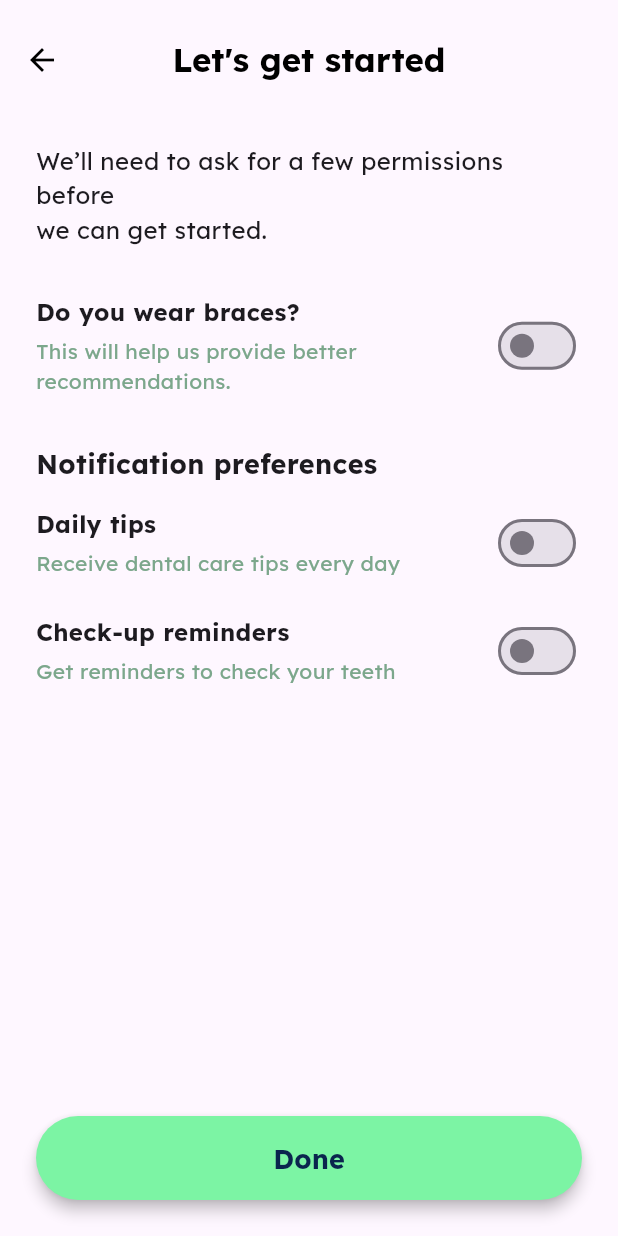
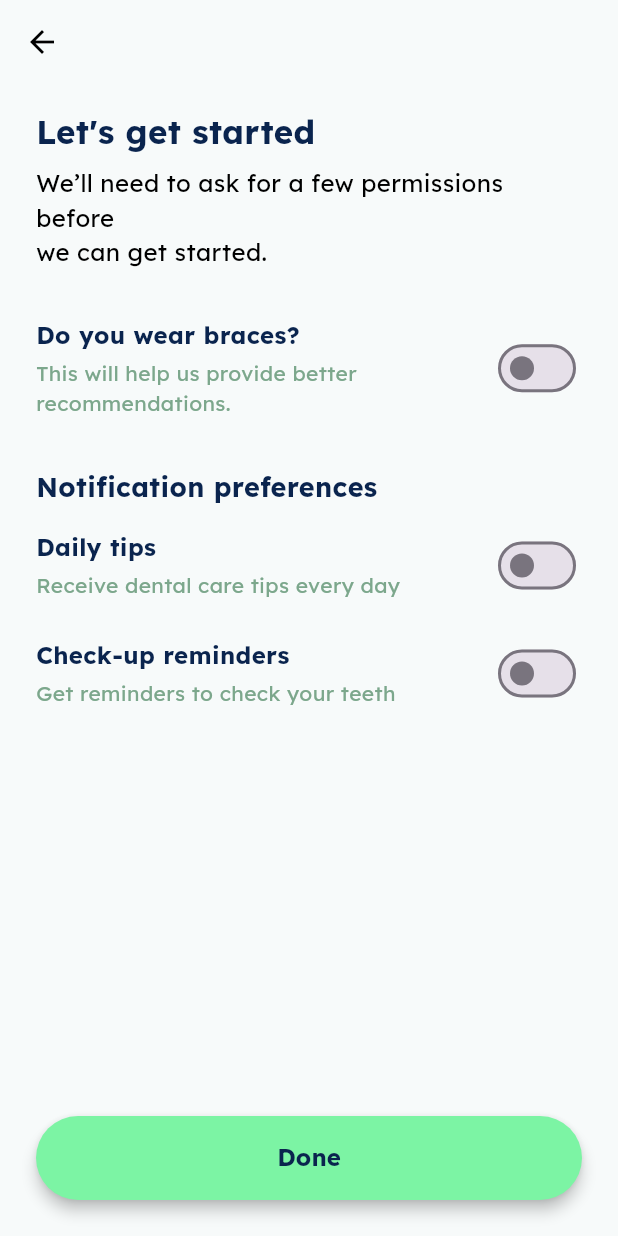
Before and after one commit to Elhameed/SmileSage, a Flutter app: the PermissionsScreen screen opened by its route, on a phone screen of 412 x 824 dp. Run offline on Flutter 3.47's test engine with Material 3 defaults, Android fonts, the phone set to English and light mode, and no system bars; our stand-ins replace google_fonts.

Commit message:
updated permissions screen

```diff
--- a/smilesage/lib/main.dart
+++ b/smilesage/lib/main.dart
@@ -19,7 +19,7 @@ class DentalApp extends StatelessWidget {
 
       theme: ThemeData(
         textTheme: GoogleFonts.lexendTextTheme(Theme.of(context).textTheme),
-        // (optionally customize colors, button themes, etc. here)
+        scaffoldBackgroundColor: Colors.white,
       ),
 
       initialRoute: StartScreen.routeName,
--- a/smilesage/lib/screens/permissions_screen.dart
+++ b/smilesage/lib/screens/permissions_screen.dart
@@ -17,39 +17,43 @@ class _PermissionsScreenState extends State<PermissionsScreen> {
 
   @override
   Widget build(BuildContext context) {
+    const canvasBg = Color(0xFFF7FAFA);
     const primaryGreen = Color(0xFF7CF4A4);
     const headingText = Color(0xFF0A244E);
-    const bodyText = Color(0xFF004060);
+    const bodyText = Color(0xFF000000);
     const subtitleText = Color(0xFF7CA78C);
 
     return Scaffold(
+      backgroundColor: canvasBg,
       appBar: AppBar(
         backgroundColor: Colors.transparent,
         elevation: 0,
-        toolbarHeight: 80,
         leading: IconButton(
           icon: const Icon(Icons.arrow_back, color: Colors.black),
           onPressed: () => Navigator.of(context).pop(),
         ),
-        title: const Text(
-          "Let's get started",
-          style: TextStyle(
-            color: Colors.black,
-            fontWeight: FontWeight.bold,
-            fontSize: 22,
-          ),
-        ),
-        centerTitle: true,
       ),
       body: Padding(
         padding: const EdgeInsets.symmetric(horizontal: 24),
         child: Column(
           crossAxisAlignment: CrossAxisAlignment.start,
           children: [
+            // extra space below back arrow
             const SizedBox(height: 16),
+            // Heading text
+            const Text(
+              "Let's get started",
+              style: TextStyle(
+                fontSize: 22,
+                fontWeight: FontWeight.bold,
+                color: headingText,
+              ),
+            ),
+            const SizedBox(height: 8),
+
             const Text(
               'We’ll need to ask for a few permissions before\nwe can get started.',
-              style: TextStyle(fontSize: 16),
+              style: TextStyle(fontSize: 16, color: bodyText),
             ),
 
             const SizedBox(height: 32),
@@ -66,6 +70,7 @@ class _PermissionsScreenState extends State<PermissionsScreen> {
                         style: TextStyle(
                           fontSize: 16,
                           fontWeight: FontWeight.bold,
+                          color: headingText,
                         ),
                       ),
                       SizedBox(height: 4),
@@ -88,7 +93,11 @@ class _PermissionsScreenState extends State<PermissionsScreen> {
             // Notification preferences heading
             const Text(
               'Notification preferences',
-              style: TextStyle(fontSize: 18, fontWeight: FontWeight.bold),
+              style: TextStyle(
+                fontSize: 18,
+                fontWeight: FontWeight.bold,
+                color: headingText,
+              ),
             ),
 
             const SizedBox(height: 16),
@@ -105,6 +114,7 @@ class _PermissionsScreenState extends State<PermissionsScreen> {
                         style: TextStyle(
                           fontSize: 16,
                           fontWeight: FontWeight.bold,
+                          color: headingText,
                         ),
                       ),
                       SizedBox(height: 4),
@@ -137,6 +147,7 @@ class _PermissionsScreenState extends State<PermissionsScreen> {
                         style: TextStyle(
                           fontSize: 16,
                           fontWeight: FontWeight.bold,
+                          color: headingText,
                         ),
                       ),
                       SizedBox(height: 4),
@@ -157,15 +168,13 @@ class _PermissionsScreenState extends State<PermissionsScreen> {
           ],
         ),
       ),
-
-      // Bottom “Done” button
       bottomNavigationBar: SafeArea(
-        minimum: const EdgeInsets.all(24),
+        minimum: const EdgeInsets.symmetric(horizontal: 24, vertical: 24),
         child: SizedBox(
           height: 56,
           child: ElevatedButton(
             onPressed: () {
-              // TODO: Save preferences and navigate forward
+              // TODO: save prefs & navigate forward
             },
             style: ElevatedButton.styleFrom(
               backgroundColor: primaryGreen,
@@ -175,7 +184,7 @@ class _PermissionsScreenState extends State<PermissionsScreen> {
             child: const Text(
               'Done',
               style: TextStyle(
-                fontSize: 18,
+                fontSize: 16,
                 fontWeight: FontWeight.bold,
                 color: headingText,
               ),
```
